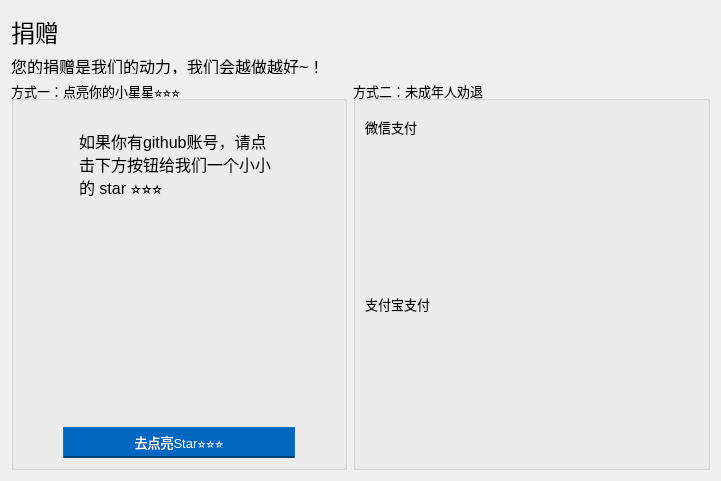
First picture: the form in src/SecondDownloader/ui/frmdonate.ui, repository pinsoftstudio/SecondDownloader, before the edit.
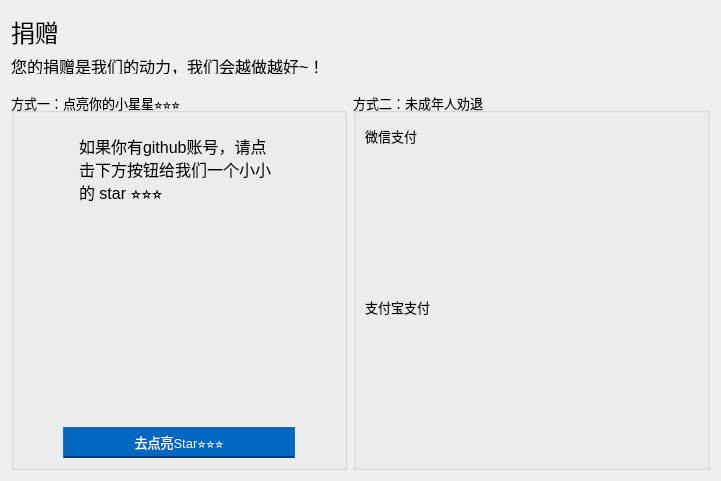
Second picture: the form after the edit. Icons and pictures are not drawn.

Commit message: 1.组合框选择后自动播放音乐2..后台运行后台运行时点击快捷方式能打开窗口

Patch:
```diff
--- a/src/SecondDownloader/ui/frmdonate.ui
+++ b/src/SecondDownloader/ui/frmdonate.ui
@@ -16,6 +16,9 @@
   <layout class="QVBoxLayout" name="verticalLayout_2">
    <item>
     <layout class="QVBoxLayout" name="verticalLayout_3">
+     <property name="bottomMargin">
+      <number>12</number>
+     </property>
      <item>
       <widget class="QLabel" name="label">
        <property name="minimumSize">
@@ -97,6 +100,9 @@
         </item>
         <item>
          <layout class="QHBoxLayout" name="horizontalLayout_6">
+          <property name="bottomMargin">
+           <number>12</number>
+          </property>
           <item>
            <spacer name="horizontalSpacer_9">
             <property name="orientation">
@@ -218,7 +224,7 @@
           <property name="sizeHint" stdset="0">
            <size>
             <width>20</width>
-            <height>87</height>
+            <height>76</height>
            </size>
           </property>
          </spacer>
```
The commit also changes 6 other files.
